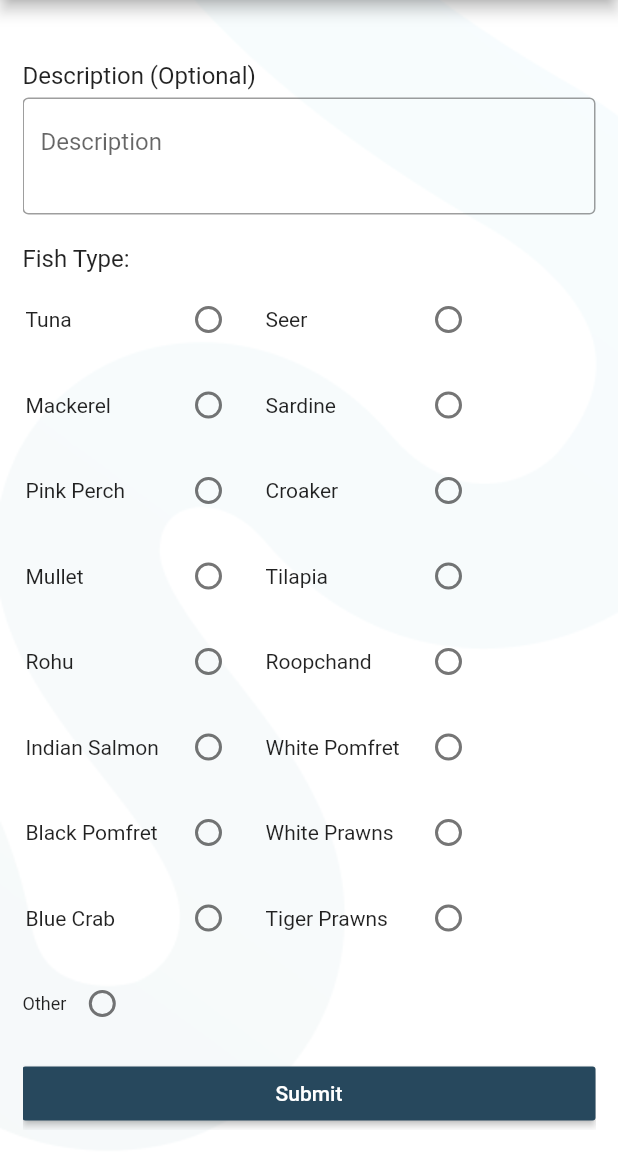
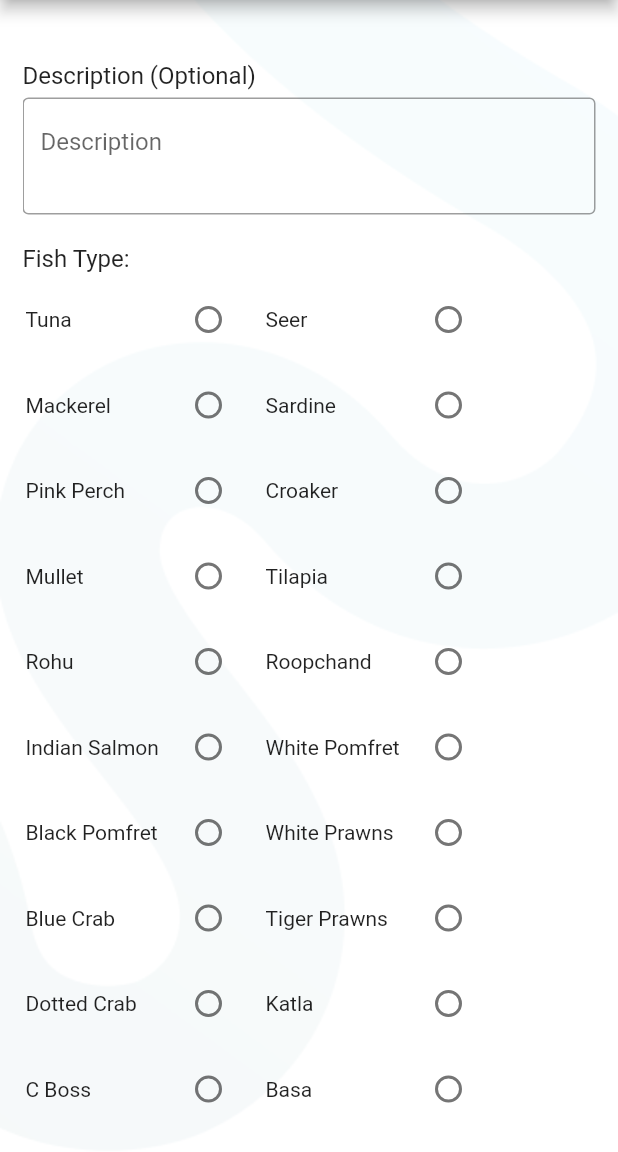
Before and after one commit to KumarAbhinav01/qzense_fish_data, a Flutter app: the MyHomePage screen opened directly with empty values, scrolled down 153 dp, on a phone screen of 412 x 824 dp, the part 84-1236 px from its top. Run offline on Flutter 3.47's test engine with Material 2 defaults, Android fonts, the phone set to English and light mode, and no system bars; our stand-ins replace image_picker.

Commit message:
New Labels added & minor UI Update

```diff
--- a/lib/LoginPage.dart
+++ b/lib/LoginPage.dart
@@ -86,7 +86,8 @@ class _LoginPageState extends State<LoginPage> {
               width: double.infinity,
               height: double.infinity,
             ),
-            SingleChildScrollView(
+            Center(
+              child: SingleChildScrollView(
                 child: Padding(
                   padding: const EdgeInsets.all(16.0),
                   child: Column(
@@ -165,6 +166,7 @@ class _LoginPageState extends State<LoginPage> {
                   ),
                 ),
               ),
+            ),
           ],
         ),
       ),
--- a/lib/MyHomePage.dart
+++ b/lib/MyHomePage.dart
@@ -38,6 +38,10 @@ class _MyHomePageState extends State<MyHomePage> {
     'White Prawns',
     'Blue Crab',
     'Tiger Prawns',
+    'Dotted Crab',
+    'Katla',
+    'C Boss',
+    'Basa',
     'Other'
   ];
 
@@ -457,6 +461,26 @@ class _MyHomePageState extends State<MyHomePage> {
                           fishType: 'tiger prawns',
                           labelText: 'Tiger Prawns',
                         ),
+                      ),SizedBox(
+                        child: buildFishTypeContainer(
+                          fishType: 'dotted crab',
+                          labelText: 'Dotted Crab',
+                        ),
+                      ),SizedBox(
+                        child: buildFishTypeContainer(
+                          fishType: 'katla',
+                          labelText: 'Katla',
+                        ),
+                      ),SizedBox(
+                        child: buildFishTypeContainer(
+                          fishType: 'c boss',
+                          labelText: 'C Boss',
+                        ),
+                      ),SizedBox(
+                        child: buildFishTypeContainer(
+                          fishType: 'basa',
+                          labelText: 'Basa',
+                        ),
                       ),
                       Row(
                         mainAxisAlignment: MainAxisAlignment.start,
@@ -521,6 +545,7 @@ class _MyHomePageState extends State<MyHomePage> {
 
                 const SizedBox(height: 10.0),
                 MaterialButton(
+                  height: 40,
                   onPressed: sendDataToBackend,
                   color: const Color(0xFF27485D),
                   child: const Text('Submit',
```
Lines whose indentation alone changed are shown as unchanged.
